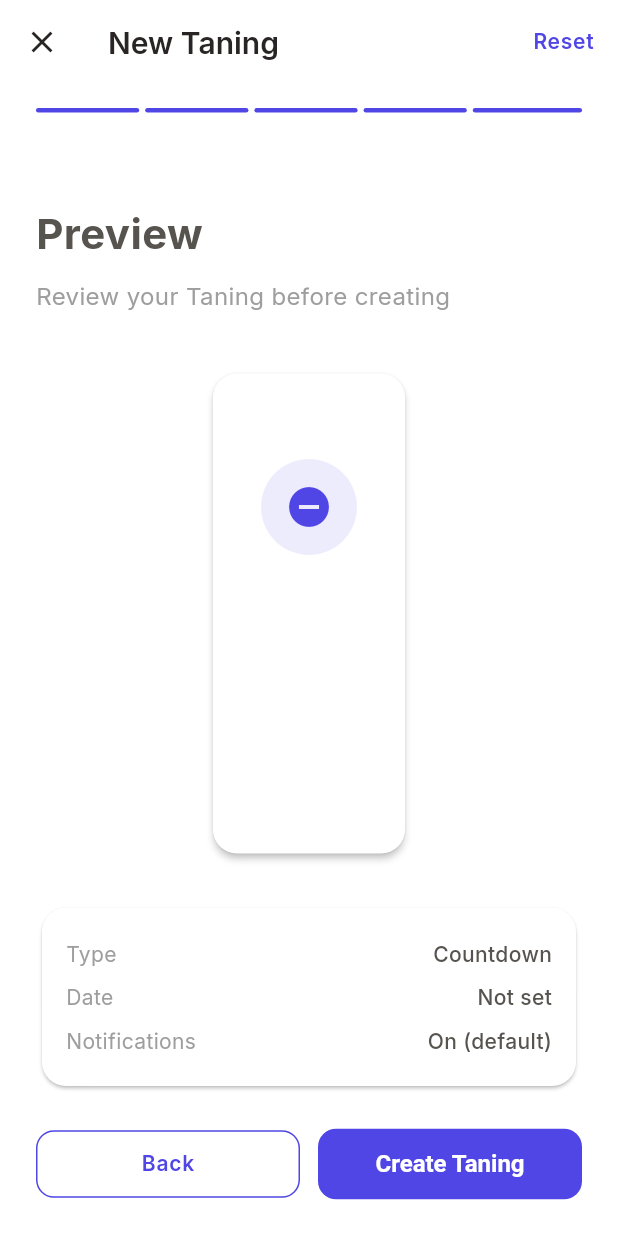
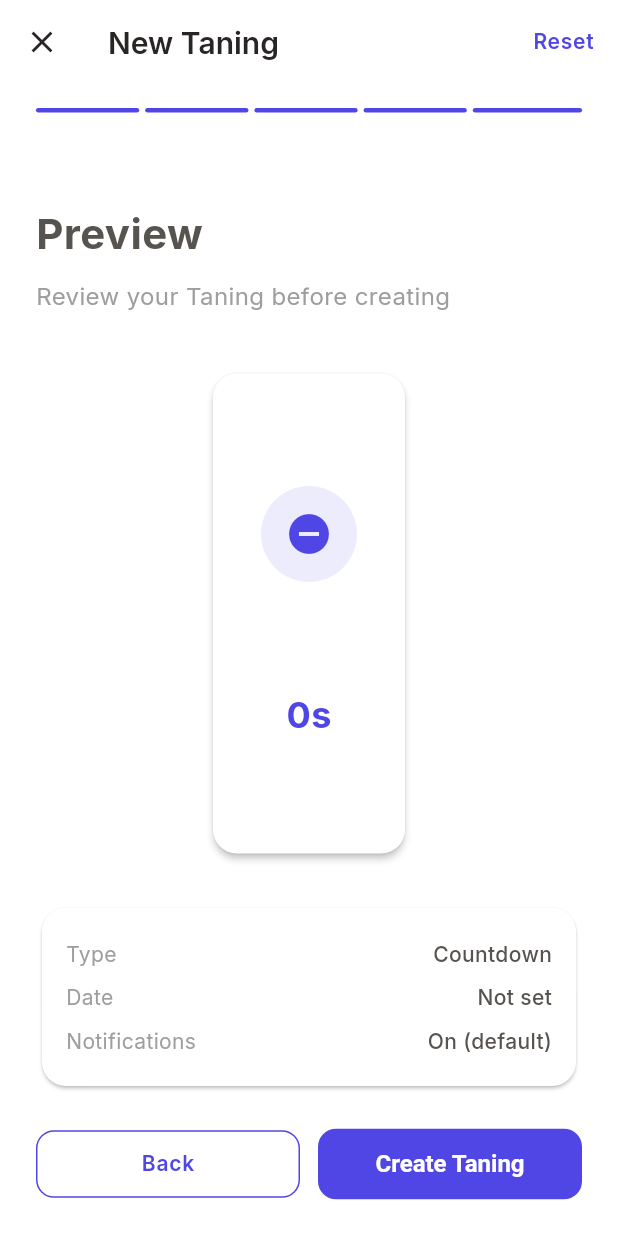
Before and after one commit to pnhbabagonio/taning-app, a Flutter app: the CreateScreen screen opened by its route, swiped to page 5, on a phone screen of 412 x 824 dp. Run offline on Flutter 3.47's test engine with Material 3 defaults, Android fonts, the phone set to English and light mode, and no system bars; our stand-ins replace drift, firebase_analytics, flutter_local_notifications, flutter_riverpod, freezed_annotation, go_router and 4 more; missing offline and left inert: workmanager; accounts and stored records are empty; generated files the repository leaves out were written again; statements that could not run were skipped.

Commit message:
feat(countdown): implement live countdown with proper display
- Add CountdownDisplay widget for consistent countdown formatting
- Support simple, detailed, and full display styles
- Implement interval-based updates to optimize performance
- Fix number/unit splitting issue in standard card
- Update all card variants to use the new display widget
- Add proper overdue and finished state handling

```diff
--- a/lib/features/tanings/presentation/widgets/taning_card.dart
+++ b/lib/features/tanings/presentation/widgets/taning_card.dart
@@ -7,6 +7,7 @@ import 'package:taning/core/utils/countdown_formatter.dart';
 import 'package:taning/features/tanings/domain/entities/countdown_state.dart';
 import 'package:taning/features/tanings/domain/entities/taning.dart';
 import 'package:taning/features/tanings/presentation/providers/taning_providers.dart';
+import 'package:taning/shared/widgets/countdown_display.dart';
 
 class TaningCard extends ConsumerStatefulWidget {
   final Taning taning;
@@ -33,6 +34,7 @@ class _TaningCardState extends ConsumerState<TaningCard> {
     formattedRemaining: '',
     isOverdue: false,
   );
+  DateTime _lastUpdate = DateTime.now();
 
   @override
   void initState() {
@@ -49,7 +51,26 @@ class _TaningCardState extends ConsumerState<TaningCard> {
   }
 
   void _onTick(Duration elapsed) {
-    _updateState();
+    final now = DateTime.now();
+    if (now.difference(_lastUpdate) >= _getUpdateInterval()) {
+      _updateState();
+      _lastUpdate = now;
+    }
+  }
+
+  Duration _getUpdateInterval() {
+    final style = widget.taning.countdownStyle;
+    switch (style) {
+      case CountdownStyle.simple:
+      case CountdownStyle.calendar:
+        return const Duration(minutes: 1);
+      case CountdownStyle.detailed:
+        return const Duration(seconds: 10);
+      case CountdownStyle.full:
+        return const Duration(seconds: 1);
+      default:
+        return const Duration(seconds: 1);
+    }
   }
 
   void _updateState() {
@@ -152,7 +173,7 @@ class _StandardCard extends StatelessWidget {
       child: Column(
         crossAxisAlignment: CrossAxisAlignment.start,
         children: [
-          // Header: Icon + Title + Status
+          // Header
           Row(
             children: [
               Container(
@@ -249,91 +270,14 @@ class _StandardCard extends StatelessWidget {
   }
 
   Widget _buildCountdownDisplay() {
-    if (state.status == CountdownStatus.overdue) {
-      return Column(
-        crossAxisAlignment: CrossAxisAlignment.start,
-        children: [
-          Text(
-            '${state.remainingDuration?.inDays.abs() ?? 0} days overdue',
-            style: const TextStyle(
-              fontSize: 24,
-              fontWeight: FontWeight.w700,
-              color: Colors.red,
-            ),
-          ),
-          const Text(
-            'Time has passed',
-            style: TextStyle(fontSize: 14, color: Colors.grey),
-          ),
-        ],
-      );
-    }
-
-    if (state.status == CountdownStatus.completed ||
-        state.status == CountdownStatus.ended) {
-      return const Column(
-        crossAxisAlignment: CrossAxisAlignment.start,
-        children: [
-          Text(
-            '✅ Completed',
-            style: TextStyle(
-              fontSize: 24,
-              fontWeight: FontWeight.w700,
-              color: Colors.green,
-            ),
-          ),
-          Text(
-            'Your taning has arrived!',
-            style: TextStyle(fontSize: 14, color: Colors.grey),
-          ),
-        ],
-      );
-    }
-
-    final displayText = state.formattedRemaining;
-    final unit = _getTimeUnit(displayText);
-    final number = displayText.replaceAll(RegExp(r'[^0-9]'), '');
-
-    return Column(
-      crossAxisAlignment: CrossAxisAlignment.start,
-      children: [
-        Text(
-          number.isNotEmpty ? number : displayText,
-          style: const TextStyle(
-            fontSize: 32,
-            fontWeight: FontWeight.w700,
-            height: 1.0,
-          ),
-        ),
-        Text(
-          unit.isNotEmpty ? unit : _getFallbackUnit(state),
-          style: const TextStyle(
-            fontSize: 14,
-            color: Colors.grey,
-            fontWeight: FontWeight.w500,
-          ),
-        ),
-      ],
+    final duration = state.remainingDuration ?? Duration.zero;
+    return CountdownDisplay(
+      duration: duration,
+      style: taning.countdownStyle,
+      color: color,
+      isOverdue: state.isOverdue,
+      isFinished: state.isFinished || state.status == CountdownStatus.ended,
     );
-  }
-
-  String _getTimeUnit(String displayText) {
-    if (displayText.contains('d')) return 'days';
-    if (displayText.contains('h')) return 'hours';
-    if (displayText.contains('m')) return 'minutes';
-    if (displayText.contains('s')) return 'seconds';
-    return '';
-  }
-
-  String _getFallbackUnit(CountdownState state) {
-    if (state.remainingDuration != null) {
-      final d = state.remainingDuration!;
-      if (d.inDays > 0) return 'days';
-      if (d.inHours > 0) return 'hours';
-      if (d.inMinutes > 0) return 'minutes';
-      return 'seconds';
-    }
-    return '';
   }
 
   Widget _buildProgressIndicator() {
@@ -401,7 +345,7 @@ class _CompactCard extends StatelessWidget {
                 fontWeight: FontWeight.w600,
               ),
             )
-          else if (state.isFinished)
+          else if (state.isFinished || state.status == CountdownStatus.ended)
             const Text(
               'Done',
               style: TextStyle(
@@ -411,12 +355,10 @@ class _CompactCard extends StatelessWidget {
               ),
             )
           else
-            Text(
-              state.formattedRemaining,
-              style: const TextStyle(
-                fontSize: 14,
-                fontWeight: FontWeight.w600,
-              ),
+            CountdownDisplay(
+              duration: state.remainingDuration ?? Duration.zero,
+              style: CountdownStyle.simple,
+              color: color,
             ),
           const SizedBox(width: 8),
           if (state.progressPercentage != null)
@@ -476,13 +418,12 @@ class _FocusCard extends StatelessWidget {
             textAlign: TextAlign.center,
           ),
           const SizedBox(height: 24),
-          Text(
-            state.formattedRemaining,
-            style: const TextStyle(
-              fontSize: 48,
-              fontWeight: FontWeight.w700,
-            ),
-            textAlign: TextAlign.center,
+          CountdownDisplay(
+            duration: state.remainingDuration ?? Duration.zero,
+            style: CountdownStyle.full,
+            color: color,
+            isOverdue: state.isOverdue,
+            isFinished: state.isFinished || state.status == CountdownStatus.ended,
           ),
           if (state.targetDate != null) ...[
             const SizedBox(height: 8),
@@ -558,15 +499,13 @@ class _MiniCard extends StatelessWidget {
             maxLines: 1,
             overflow: TextOverflow.ellipsis,
           ),
-          if (!state.isFinished)
-            Text(
-              state.formattedRemaining,
-              style: const TextStyle(
-                fontSize: 14,
-                fontWeight: FontWeight.w600,
-              ),
+          if (!state.isFinished && state.status != CountdownStatus.ended)
+            CountdownDisplay(
+              duration: state.remainingDuration ?? Duration.zero,
+              style: CountdownStyle.simple,
+              color: color,
             ),
-          if (state.isFinished)
+          if (state.isFinished || state.status == CountdownStatus.ended)
             Text(
               state.isOverdue ? 'Overdue' : 'Done',
               style: const TextStyle(
--- /dev/null
+++ b/lib/shared/widgets/countdown_display.dart
@@ -0,0 +1,186 @@
+import 'package:flutter/material.dart';
+import 'package:taning/features/tanings/domain/entities/taning.dart';
+
+/// A widget that displays a countdown duration in various styles.
+class CountdownDisplay extends StatelessWidget {
+  final Duration duration;
+  final CountdownStyle style;
+  final Color? color;
+  final bool isOverdue;
+  final bool isFinished;
+
+  const CountdownDisplay({
+    super.key,
+    required this.duration,
+    this.style = CountdownStyle.detailed,
+    this.color,
+    this.isOverdue = false,
+    this.isFinished = false,
+  });
+
+  @override
+  Widget build(BuildContext context) {
+    if (isFinished) {
+      return const Text(
+        '✅ Done',
+        style: TextStyle(
+          fontSize: 24,
+          fontWeight: FontWeight.w700,
+          color: Colors.green,
+        ),
+      );
+    }
+
+    if (isOverdue) {
+      return Column(
+        crossAxisAlignment: CrossAxisAlignment.start,
+        children: [
+          Text(
+            '${duration.inDays.abs()} days overdue',
+            style: TextStyle(
+              fontSize: 24,
+              fontWeight: FontWeight.w700,
+              color: Colors.red,
+            ),
+          ),
+          const Text(
+            'Time has passed',
+            style: TextStyle(fontSize: 14, color: Colors.grey),
+          ),
+        ],
+      );
+    }
+
+    final parts = _getDisplayParts(duration, style);
+    final textColor = color ?? Theme.of(context).textTheme.bodyLarge?.color;
+
+    switch (style) {
+      case CountdownStyle.simple:
+        return _buildSimpleDisplay(parts, textColor);
+      case CountdownStyle.detailed:
+        return _buildDetailedDisplay(parts, textColor);
+      case CountdownStyle.full:
+        return _buildFullDisplay(parts, textColor);
+      case CountdownStyle.progress:
+        // Not used here; handled separately
+        return const SizedBox.shrink();
+      case CountdownStyle.calendar:
+        // Not used here; handled separately
+        return const SizedBox.shrink();
+    }
+  }
+
+  Widget _buildSimpleDisplay(List<_DisplayPart> parts, Color? color) {
+    // Show the largest unit
+    final part = parts.firstWhere(
+      (p) => p.value > 0,
+      orElse: () => parts.last,
+    );
+    return Column(
+      crossAxisAlignment: CrossAxisAlignment.start,
+      children: [
+        Text(
+          part.value.toString(),
+          style: TextStyle(
+            fontSize: 32,
+            fontWeight: FontWeight.w700,
+            color: color,
+            height: 1.0,
+          ),
+        ),
+        Text(
+          part.unit,
+          style: const TextStyle(
+            fontSize: 14,
+            color: Colors.grey,
+            fontWeight: FontWeight.w500,
+          ),
+        ),
+      ],
+    );
+  }
+
+  Widget _buildDetailedDisplay(List<_DisplayPart> parts, Color? color) {
+    // Show days, hours, minutes in a single line (or as appropriate)
+    final filtered = parts.where((p) => p.value > 0).toList();
+    if (filtered.isEmpty) {
+      return Text(
+        '0s',
+        style: TextStyle(
+          fontSize: 24,
+          fontWeight: FontWeight.w700,
+          color: color,
+        ),
+      );
+    }
+    final text = filtered.map((p) => '${p.value}${p.unit[0]}').join(' ');
+    return Text(
+      text,
+      style: TextStyle(
+        fontSize: 24,
+        fontWeight: FontWeight.w700,
+        color: color,
+      ),
+    );
+  }
+
+  Widget _buildFullDisplay(List<_DisplayPart> parts, Color? color) {
+    // Show each unit on its own line (or a column)
+    final filtered = parts.where((p) => p.value > 0).toList();
+    if (filtered.isEmpty) {
+      return Text(
+        '0s',
+        style: TextStyle(
+          fontSize: 24,
+          fontWeight: FontWeight.w700,
+          color: color,
+        ),
+      );
+    }
+    return Column(
+      crossAxisAlignment: CrossAxisAlignment.start,
+      children: filtered.map((p) {
+        return Text(
+          '${p.value} ${p.unit}',
+          style: TextStyle(
+            fontSize: p.unit == 'days' ? 28 : 18,
+            fontWeight: p.unit == 'days' ? FontWeight.w700 : FontWeight.w500,
+            color: color,
+            height: 1.2,
+          ),
+        );
+      }).toList(),
+    );
+  }
+
+  List<_DisplayPart> _getDisplayParts(Duration duration, CountdownStyle style) {
+    final days = duration.inDays;
+    final hours = duration.inHours.remainder(24);
+    final minutes = duration.inMinutes.remainder(60);
+    final seconds = duration.inSeconds.remainder(60);
+
+    final parts = <_DisplayPart>[];
+    if (days > 0 || style == CountdownStyle.full) {
+      parts.add(_DisplayPart(days, 'days'));
+    }
+    if (hours > 0 || style == CountdownStyle.full) {
+      parts.add(_DisplayPart(hours, 'hours'));
+    }
+    if (minutes > 0 || style == CountdownStyle.full) {
+      parts.add(_DisplayPart(minutes, 'minutes'));
+    }
+    if (seconds > 0 || style == CountdownStyle.full) {
+      parts.add(_DisplayPart(seconds, 'seconds'));
+    }
+    if (parts.isEmpty) {
+      parts.add(_DisplayPart(0, 'seconds'));
+    }
+    return parts;
+  }
+}
+
+class _DisplayPart {
+  final int value;
+  final String unit;
+  const _DisplayPart(this.value, this.unit);
+}
```
